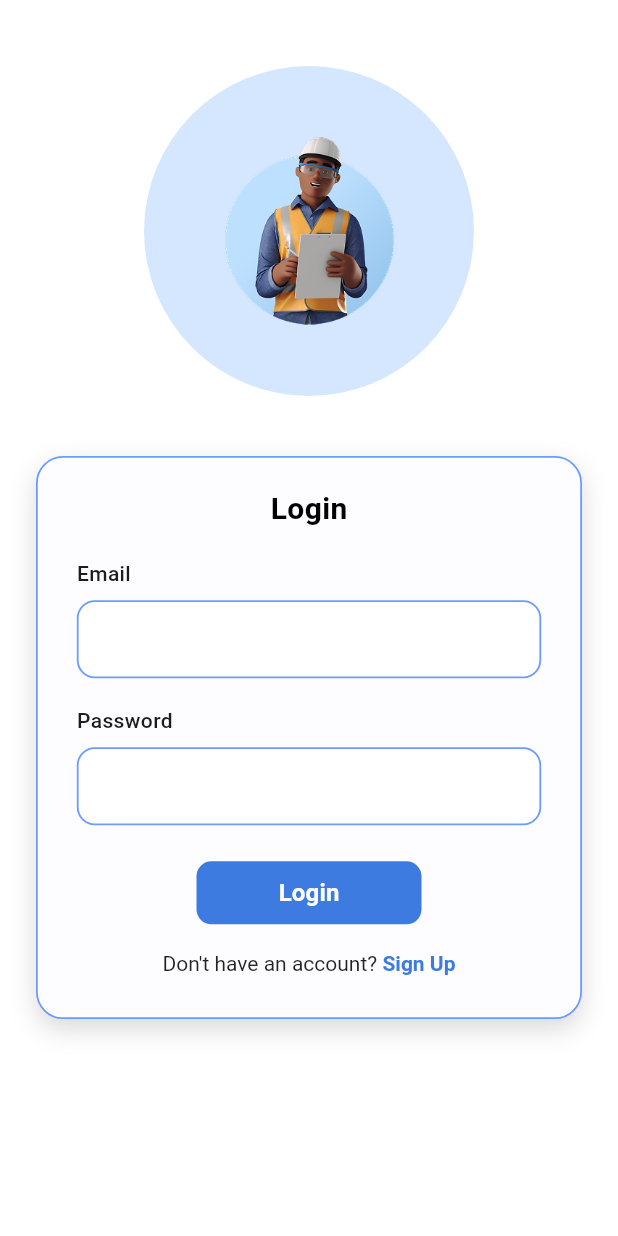
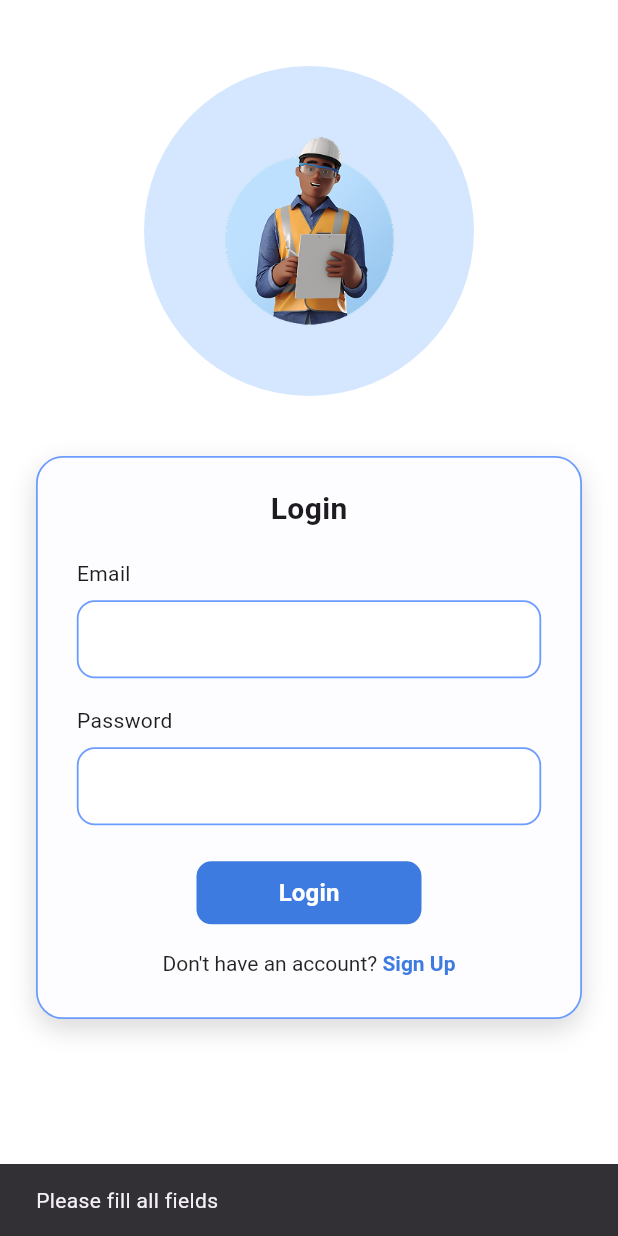
Before and after one commit to shimaranethali65-cloud/FixFinder, a Flutter app: the screen it shows after launch, after a tap on "Login", on a phone screen of 412 x 824 dp. Run offline on Flutter 3.47's test engine with Material 3 defaults, Android fonts, the phone set to English and light mode, and no system bars; our stand-ins replace cloud_firestore, firebase_auth, firebase_core; accounts and stored records are empty.

Commit message:
Updated signup and login navigation and firebase integration

```diff
--- a/lib/screens/loginscreen.dart
+++ b/lib/screens/loginscreen.dart
@@ -1,12 +1,103 @@
 import 'package:flutter/material.dart';
 import 'package:flutter/gestures.dart';
+import 'package:firebase_auth/firebase_auth.dart';
+import 'package:cloud_firestore/cloud_firestore.dart';
 
-class LoginScreen extends StatelessWidget {
-  LoginScreen({super.key});
+class LoginScreen extends StatefulWidget {
+  const LoginScreen({super.key});
 
+  @override
+  State<LoginScreen> createState() => _LoginScreenState();
+}
+
+class _LoginScreenState extends State<LoginScreen> {
   final Color _primaryBlue = const Color(0xFF3D7BE0);
   final Color _borderBlue = const Color(0xFF6C9BFF);
   final Color _circleBlue = const Color(0xFFD4E7FF);
+
+  bool _isLoading = false;
+
+  final emailController = TextEditingController();
+  final passwordController = TextEditingController();
+
+  // ✅ NEW: Get role from Firestore
+  Future<String> getUserRole(String uid) async {
+    final doc = await FirebaseFirestore.instance
+        .collection("users")
+        .doc(uid)
+        .get();
+
+    if (doc.exists) {
+      return doc["role"];
+    } else {
+      return "Customer"; // fallback
+    }
+  }
+
+  void _goToHomeForRole(String role) {
+    final routeName = role == 'Worker' ? '/workerHome' : '/home';
+    Navigator.pushReplacementNamed(context, routeName);
+  }
+
+  // ✅ UPDATED LOGIN FUNCTION
+  Future<void> loginUser() async {
+    if (emailController.text.isEmpty || passwordController.text.isEmpty) {
+      ScaffoldMessenger.of(context).showSnackBar(
+        const SnackBar(content: Text("Please fill all fields")),
+      );
+      return;
+    }
+
+    FocusScope.of(context).unfocus();
+    setState(() => _isLoading = true);
+
+    try {
+      // 🔐 Firebase Auth Login
+      final userCredential =
+          await FirebaseAuth.instance.signInWithEmailAndPassword(
+        email: emailController.text.trim(),
+        password: passwordController.text.trim(),
+      );
+
+      final uid = userCredential.user!.uid;
+
+      // 📦 Get role from Firestore
+      final role = await getUserRole(uid);
+
+      if (!mounted) return;
+
+      _goToHomeForRole(role);
+    } on FirebaseAuthException catch (e) {
+      String message = "Login failed";
+
+      if (e.code == 'user-not-found') {
+        message = "No user found";
+      } else if (e.code == 'wrong-password') {
+        message = "Incorrect password";
+      } else if (e.code == 'invalid-email') {
+        message = "Invalid email";
+      }
+
+      ScaffoldMessenger.of(context).showSnackBar(
+        SnackBar(content: Text(message)),
+      );
+    } catch (e) {
+      ScaffoldMessenger.of(context).showSnackBar(
+        const SnackBar(content: Text("Something went wrong")),
+      );
+    } finally {
+      if (mounted) {
+        setState(() => _isLoading = false);
+      }
+    }
+  }
+
+  @override
+  void dispose() {
+    emailController.dispose();
+    passwordController.dispose();
+    super.dispose();
+  }
 
   @override
   Widget build(BuildContext context) {
@@ -18,6 +109,8 @@ class LoginScreen extends StatelessWidget {
           child: Column(
             children: [
               const SizedBox(height: 28),
+
+              // 🔵 Image Circle
               Container(
                 height: 220,
                 width: 220,
@@ -33,7 +126,10 @@ class LoginScreen extends StatelessWidget {
                   ),
                 ),
               ),
+
               const SizedBox(height: 40),
+
+              // 🔷 Card
               Container(
                 width: double.infinity,
                 padding: const EdgeInsets.fromLTRB(26, 20, 26, 28),
@@ -58,44 +154,40 @@ class LoginScreen extends StatelessWidget {
                         style: TextStyle(
                           fontSize: 20,
                           fontWeight: FontWeight.w700,
-                          color: Colors.black,
                         ),
                       ),
                     ),
+
                     const SizedBox(height: 18),
-                    const Text(
-                      'Email',
-                      style: TextStyle(
-                        fontSize: 14,
-                        fontWeight: FontWeight.w500,
-                      ),
-                    ),
+
+                    const Text('Email'),
                     const SizedBox(height: 8),
+
                     _StyledTextField(
-                      hintText: '',
+                      controller: emailController,
                       borderBlue: _borderBlue,
                     ),
+
                     const SizedBox(height: 18),
-                    const Text(
-                      'Password',
-                      style: TextStyle(
-                        fontSize: 14,
-                        fontWeight: FontWeight.w500,
-                      ),
-                    ),
+
+                    const Text('Password'),
                     const SizedBox(height: 8),
+
                     _StyledTextField(
-                      hintText: '',
+                      controller: passwordController,
                       borderBlue: _borderBlue,
                       obscureText: true,
                     ),
+
                     const SizedBox(height: 24),
+
+                    // 🔵 Login Button
                     Center(
                       child: SizedBox(
                         width: 150,
                         height: 42,
                         child: ElevatedButton(
-                          onPressed: () {},
+                          onPressed: _isLoading ? null : loginUser,
                           style: ElevatedButton.styleFrom(
                             elevation: 0,
                             backgroundColor: _primaryBlue,
@@ -104,7 +196,16 @@ class LoginScreen extends StatelessWidget {
                               borderRadius: BorderRadius.circular(10),
                             ),
                           ),
-                          child: const Text(
+                          child: _isLoading
+                              ? const SizedBox(
+                                  height: 18,
+                                  width: 18,
+                                  child: CircularProgressIndicator(
+                                    strokeWidth: 2,
+                                    color: Colors.white,
+                                  ),
+                                )
+                              : const Text(
                                   'Login',
                                   style: TextStyle(
                                     fontSize: 16,
@@ -114,7 +215,10 @@ class LoginScreen extends StatelessWidget {
                         ),
                       ),
                     ),
+
                     const SizedBox(height: 18),
+
+                    // 🔗 Signup Link
                     Center(
                       child: RichText(
                         text: TextSpan(
@@ -142,6 +246,7 @@ class LoginScreen extends StatelessWidget {
                   ],
                 ),
               ),
+
               const SizedBox(height: 24),
             ],
           ),
@@ -151,28 +256,27 @@ class LoginScreen extends StatelessWidget {
   }
 }
 
+// ✅ TextField Widget
 class _StyledTextField extends StatelessWidget {
   const _StyledTextField({
-    required this.hintText,
+    required this.controller,
     required this.borderBlue,
     this.obscureText = false,
   });
 
-  final String hintText;
+  final TextEditingController controller;
   final Color borderBlue;
   final bool obscureText;
 
   @override
   Widget build(BuildContext context) {
     return TextField(
+      controller: controller,
       obscureText: obscureText,
       decoration: InputDecoration(
-        hintText: hintText,
         isDense: true,
-        contentPadding: const EdgeInsets.symmetric(
-          horizontal: 14,
-          vertical: 14,
-        ),
+        contentPadding:
+            const EdgeInsets.symmetric(horizontal: 14, vertical: 14),
         filled: true,
         fillColor: Colors.white,
         enabledBorder: OutlineInputBorder(
--- a/pubspec.yaml
+++ b/pubspec.yaml
@@ -12,6 +12,7 @@ dependencies:
     sdk: flutter
   firebase_core: ^2.25.0
   firebase_auth: ^4.17.0
+  cloud_firestore: ^4.15.0
 
   cupertino_icons: ^1.0.8
 
```
Also changed, not shown: lib/screens/homescreencustomer.dart (+15 -3 lines), lib/screens/signupscreen.dart (+78 -30 lines), pubspec.lock, 4 other files. Lines whose indentation alone changed are shown as unchanged.
